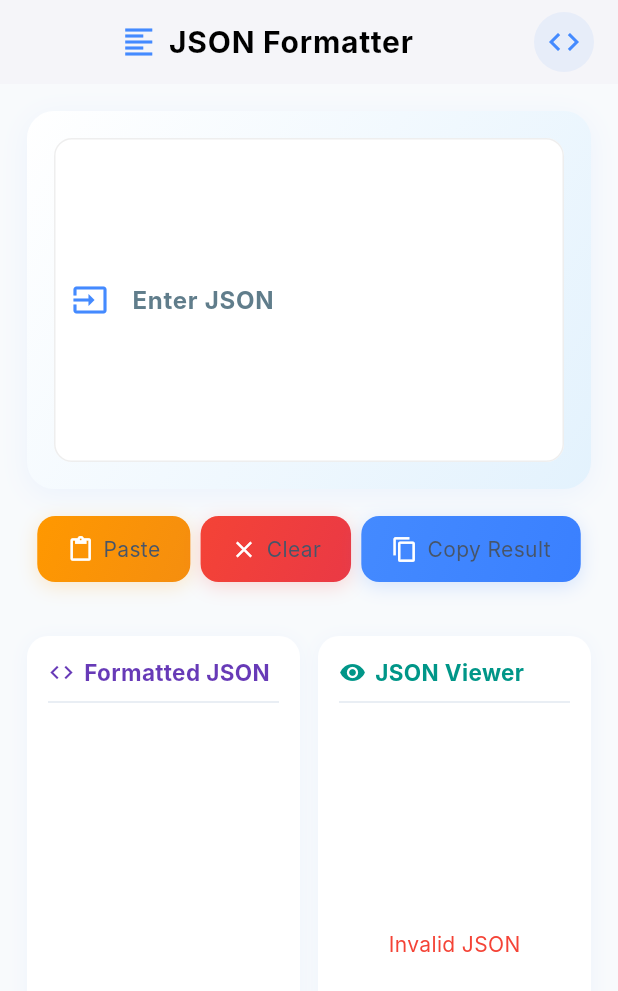
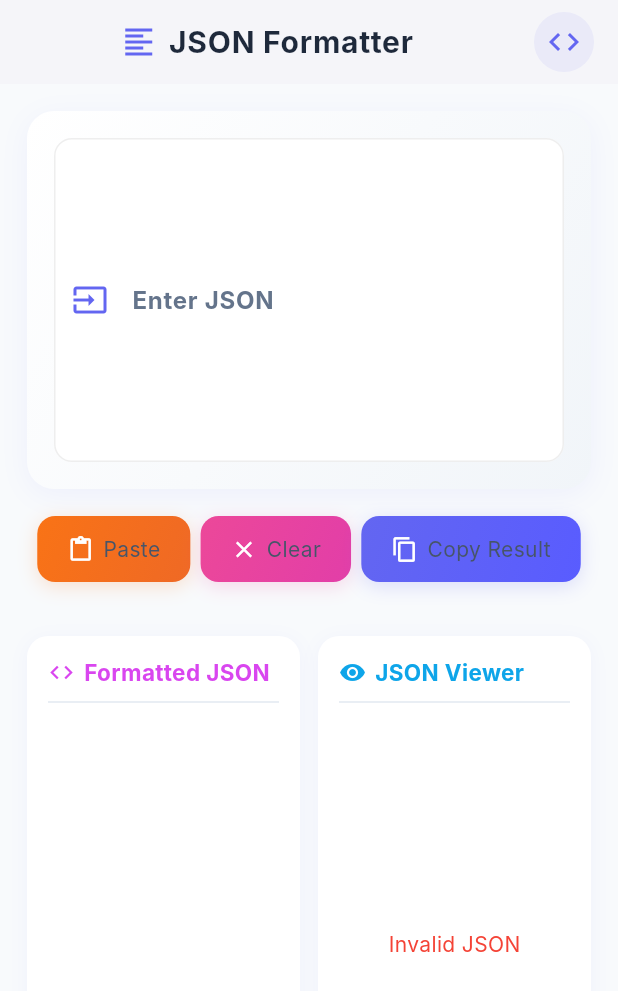
Before and after one commit to moriesdeo/convert_json_to_dart, a Flutter app: the JsonFormatterPage screen opened directly, on a phone screen of 412 x 824 dp. Shown: the top 991 px of the screen. Run offline on Flutter 3.47's test engine with Material 3 defaults, Android fonts, the phone set to English and light mode, and no system bars; missing offline and left inert: flutter_json_viewer, window_manager; Roboto replaces fonts that are missing (Inter).

Commit message:
Replaced hardcoded color values in `JsonFormatterPage` with `AppColors` constants for improved maintainability and theming consistency.

```diff
--- a/lib/format_json.dart
+++ b/lib/format_json.dart
@@ -5,6 +5,7 @@ import 'package:flutter/services.dart';
 import 'package:flutter_json_viewer/flutter_json_viewer.dart';
 
 import 'CustomElevatedButton.dart';
+import 'constants/app_colors.dart';
 
 class JsonFormatterPage extends StatefulWidget {
   const JsonFormatterPage({super.key});
@@ -155,19 +156,19 @@ class _JsonFormatterPageState extends State<JsonFormatterPage> {
       final matchText = match.group(0)!;
 
       if (matchText == '{' || matchText == '}') {
-        spans.add(TextSpan(text: matchText, style: const TextStyle(color: Colors.blueAccent, fontWeight: FontWeight.w600)));
+        spans.add(TextSpan(text: matchText, style: const TextStyle(color: AppColors.primary, fontWeight: FontWeight.w600)));
       } else if (matchText == '[' || matchText == ']') {
-        spans.add(TextSpan(text: matchText, style: const TextStyle(color: Colors.red, fontWeight: FontWeight.w600)));
+        spans.add(TextSpan(text: matchText, style: const TextStyle(color: AppColors.secondary, fontWeight: FontWeight.w600)));
       } else if (matchText.endsWith('":')) {
-        spans.add(TextSpan(text: matchText, style: const TextStyle(color: Colors.purple, fontWeight: FontWeight.w600)));
+        spans.add(TextSpan(text: matchText, style: const TextStyle(color: AppColors.syntaxType, fontWeight: FontWeight.w600)));
       } else if (matchText.startsWith('"') && matchText.endsWith('"')) {
-        spans.add(TextSpan(text: matchText, style: const TextStyle(color: Colors.green, fontWeight: FontWeight.w600)));
+        spans.add(TextSpan(text: matchText, style: const TextStyle(color: AppColors.syntaxKeyword, fontWeight: FontWeight.w600)));
       } else if (RegExp(r'^\d+$').hasMatch(matchText)) {
-        spans.add(TextSpan(text: matchText, style: const TextStyle(color: Colors.orange, fontWeight: FontWeight.w600)));
+        spans.add(TextSpan(text: matchText, style: const TextStyle(color: AppColors.syntaxDefault, fontWeight: FontWeight.w600)));
       } else if (matchText == 'true' || matchText == 'false') {
-        spans.add(TextSpan(text: matchText, style: const TextStyle(color: Colors.brown, fontWeight: FontWeight.w600)));
+        spans.add(TextSpan(text: matchText, style: const TextStyle(color: AppColors.secondary, fontWeight: FontWeight.w600)));
       } else {
-        spans.add(TextSpan(text: matchText, style: const TextStyle(color: Colors.black)));
+        spans.add(TextSpan(text: matchText, style: const TextStyle(color: AppColors.bodyText)));
       }
 
       lastMatchEnd = match.end;
@@ -192,37 +193,30 @@ class _JsonFormatterPageState extends State<JsonFormatterPage> {
     final paramCount = _countRootParams(_decodedJson);
 
     return Scaffold(
-      backgroundColor: const LinearGradient(
-                colors: [Color(0xFFF6F7FB), Color(0xFFE3E9F7)],
-                begin: Alignment.topLeft,
-                end: Alignment.bottomRight,
-              ).createShader(const Rect.fromLTWH(0, 0, 500, 500)) !=
-              null
-          ? null
-          : const Color(0xFFF6F7FB),
+      backgroundColor: AppColors.scaffoldBackground,
       appBar: AppBar(
         title: const Row(
           mainAxisAlignment: MainAxisAlignment.center,
           children: [
-            Icon(Icons.format_align_left, color: Colors.blueAccent),
+            Icon(Icons.format_align_left, color: AppColors.primary),
             SizedBox(width: 8),
             Text('JSON Formatter',
                 style: TextStyle(
-                    color: Colors.black,
+                    color: AppColors.titleText,
                     fontWeight: FontWeight.bold,
                     letterSpacing: 0.5)),
           ],
         ),
-        backgroundColor: Colors.white,
+        backgroundColor: AppColors.cardBackground,
         elevation: 1.5,
         centerTitle: true,
-        iconTheme: const IconThemeData(color: Colors.black),
+        iconTheme: const IconThemeData(color: AppColors.icon),
         actions: [
           Padding(
             padding: const EdgeInsets.only(right: 16),
             child: CircleAvatar(
-              backgroundColor: Colors.blueAccent.withOpacity(0.08),
-              child: const Icon(Icons.code, color: Colors.blueAccent),
+              backgroundColor: AppColors.primary.withOpacity(0.08),
+              child: const Icon(Icons.code, color: AppColors.primary),
             ),
           )
         ],
@@ -235,15 +229,15 @@ class _JsonFormatterPageState extends State<JsonFormatterPage> {
               duration: const Duration(milliseconds: 350),
               curve: Curves.easeInOut,
               decoration: BoxDecoration(
-                gradient: LinearGradient(
-                  colors: [Colors.white, Colors.blue.shade50],
+                gradient: const LinearGradient(
+                  colors: [AppColors.cardBackground, AppColors.inputBackground],
                   begin: Alignment.topLeft,
                   end: Alignment.bottomRight,
                 ),
                 borderRadius: BorderRadius.circular(18),
                 boxShadow: [
                   BoxShadow(
-                    color: Colors.blueAccent.withOpacity(0.07),
+                    color: AppColors.primary.withOpacity(0.07),
                     blurRadius: 16,
                     offset: const Offset(0, 4),
                   ),
@@ -257,11 +251,11 @@ class _JsonFormatterPageState extends State<JsonFormatterPage> {
                     border: InputBorder.none,
                     labelText: 'Enter JSON',
                     labelStyle: const TextStyle(
-                        fontWeight: FontWeight.w700, color: Colors.blueGrey),
+                        fontWeight: FontWeight.w700, color: AppColors.labelText),
                     hintText: 'Paste your JSON here',
                     errorText: _errorMessage.isNotEmpty ? _errorMessage : null,
                     prefixIcon:
-                        const Icon(Icons.input, color: Colors.blueAccent),
+                        const Icon(Icons.input, color: AppColors.primary),
                   ),
                   maxLines: 8,
                   style: const TextStyle(
@@ -275,7 +269,7 @@ class _JsonFormatterPageState extends State<JsonFormatterPage> {
               children: [
                 CustomElevatedButton(
                   onPressed: _pasteFromClipboard,
-                  backgroundColor: Colors.orange,
+                  backgroundColor: AppColors.syntaxDefault,
                   textColor: Colors.white,
                   child: const Row(
                     mainAxisSize: MainAxisSize.min,
@@ -288,7 +282,7 @@ class _JsonFormatterPageState extends State<JsonFormatterPage> {
                 ),
                 CustomElevatedButton(
                   onPressed: _clearText,
-                  backgroundColor: Colors.red,
+                  backgroundColor: AppColors.secondary,
                   textColor: Colors.white,
                   child: const Row(
                     mainAxisSize: MainAxisSize.min,
@@ -301,7 +295,7 @@ class _JsonFormatterPageState extends State<JsonFormatterPage> {
                 ),
                 CustomElevatedButton(
                   onPressed: _copyResultToClipboard,
-                  backgroundColor: Colors.blueAccent,
+                  backgroundColor: AppColors.primary,
                   textColor: Colors.white,
                   child: const Row(
                     mainAxisSize: MainAxisSize.min,
@@ -320,11 +314,11 @@ class _JsonFormatterPageState extends State<JsonFormatterPage> {
                 duration: const Duration(milliseconds: 300),
                 curve: Curves.easeInOut,
                 decoration: BoxDecoration(
-                  color: Colors.white,
+                  color: AppColors.cardBackground,
                   borderRadius: BorderRadius.circular(14),
                   boxShadow: [
                     BoxShadow(
-                      color: Colors.blueAccent.withOpacity(0.06),
+                      color: AppColors.primary.withOpacity(0.06),
                       blurRadius: 10,
                       offset: const Offset(0, 2),
                     ),
@@ -339,13 +333,13 @@ class _JsonFormatterPageState extends State<JsonFormatterPage> {
                       Row(
                         children: [
                           const Icon(Icons.list_alt,
-                              color: Colors.blueAccent, size: 18),
+                              color: AppColors.primary, size: 18),
                           const SizedBox(width: 6),
                           const Text(
                             'Parameter',
                             style: TextStyle(
                                 fontWeight: FontWeight.bold,
-                                color: Colors.blueAccent,
+                                color: AppColors.primary,
                                 fontSize: 15),
                           ),
                           const SizedBox(width: 8),
@@ -353,13 +347,13 @@ class _JsonFormatterPageState extends State<JsonFormatterPage> {
                             padding: const EdgeInsets.symmetric(
                                 horizontal: 8, vertical: 2),
                             decoration: BoxDecoration(
-                              color: Colors.blueAccent.withOpacity(0.12),
+                              color: AppColors.primary.withOpacity(0.12),
                               borderRadius: BorderRadius.circular(8),
                             ),
                             child: Text(
                               '$paramCount',
                               style: const TextStyle(
-                                  color: Colors.blueAccent,
+                                  color: AppColors.primary,
                                   fontWeight: FontWeight.bold,
                                   fontSize: 13),
                             ),
@@ -398,11 +392,11 @@ class _JsonFormatterPageState extends State<JsonFormatterPage> {
                       duration: const Duration(milliseconds: 250),
                       curve: Curves.easeInOut,
                       decoration: BoxDecoration(
-                        color: Colors.white,
+                        color: AppColors.cardBackground,
                         borderRadius: BorderRadius.circular(14),
                         boxShadow: [
                           BoxShadow(
-                            color: Colors.blueAccent.withOpacity(0.06),
+                            color: AppColors.primary.withOpacity(0.06),
                             blurRadius: 10,
                             offset: const Offset(0, 2),
                           ),
@@ -416,13 +410,13 @@ class _JsonFormatterPageState extends State<JsonFormatterPage> {
                             const Row(
                               children: [
                                 Icon(Icons.code,
-                                    color: Colors.deepPurple, size: 18),
+                                    color: AppColors.syntaxType, size: 18),
                                 SizedBox(width: 6),
                                 Text(
                                   'Formatted JSON',
                                   style: TextStyle(
                                       fontWeight: FontWeight.bold,
-                                      color: Colors.deepPurple,
+                                      color: AppColors.syntaxType,
                                       fontSize: 15),
                                 ),
                               ],
@@ -449,11 +443,11 @@ class _JsonFormatterPageState extends State<JsonFormatterPage> {
                       duration: const Duration(milliseconds: 250),
                       curve: Curves.easeInOut,
                       decoration: BoxDecoration(
-                        color: Colors.white,
+                        color: AppColors.cardBackground,
                         borderRadius: BorderRadius.circular(14),
                         boxShadow: [
                           BoxShadow(
-                            color: Colors.blueAccent.withOpacity(0.06),
+                            color: AppColors.primary.withOpacity(0.06),
                             blurRadius: 10,
                             offset: const Offset(0, 2),
                           ),
@@ -467,13 +461,13 @@ class _JsonFormatterPageState extends State<JsonFormatterPage> {
                             const Row(
                               children: [
                                 Icon(Icons.visibility,
-                                    color: Colors.teal, size: 18),
+                                    color: AppColors.syntaxKeyword, size: 18),
                                 SizedBox(width: 6),
                                 Text(
                                   'JSON Viewer',
                                   style: TextStyle(
                                       fontWeight: FontWeight.bold,
-                                      color: Colors.teal,
+                                      color: AppColors.syntaxKeyword,
                                       fontSize: 15),
                                 ),
                               ],
```
